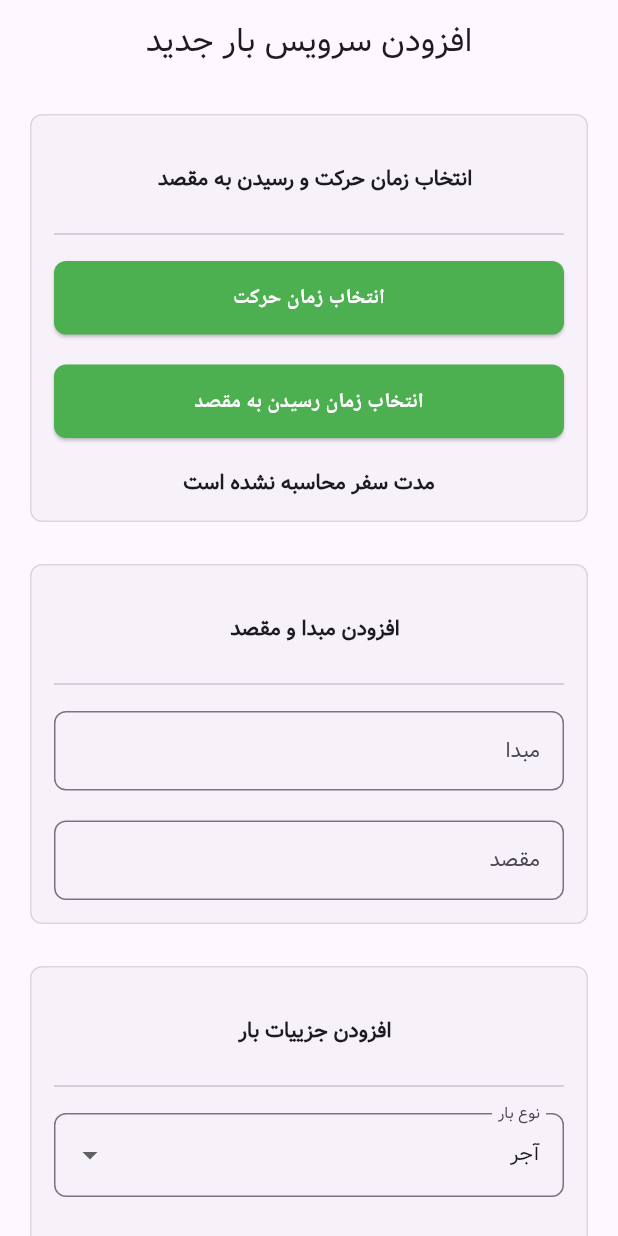
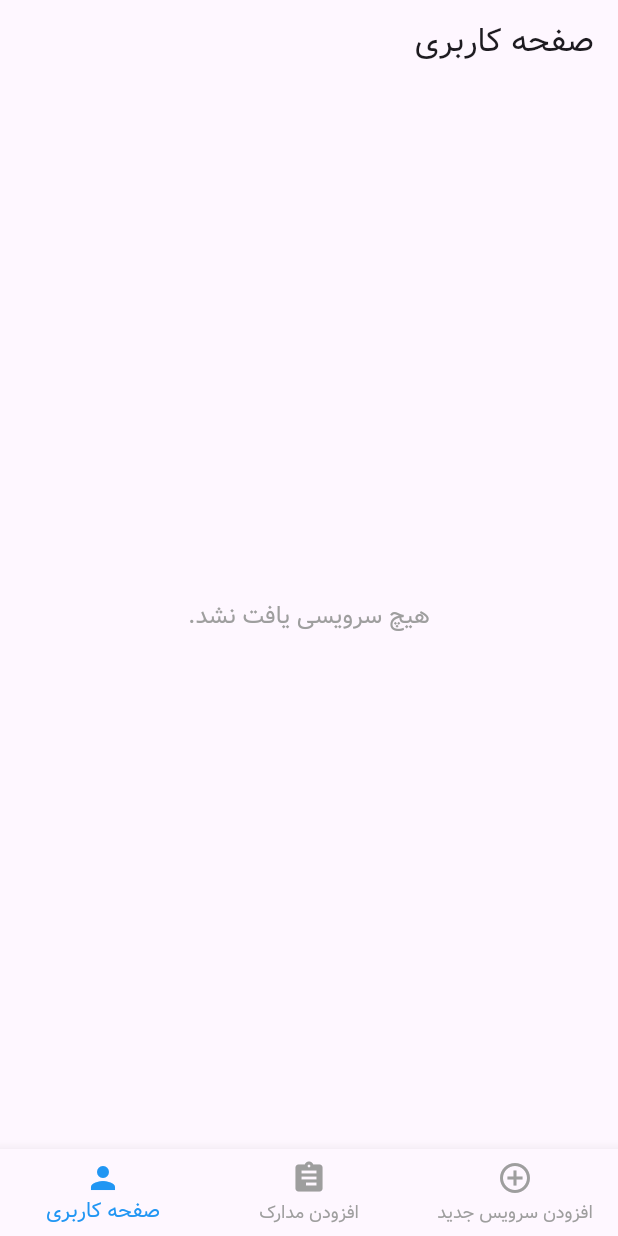
Before and after one commit to asgharkarimi/KhatoonTest, a Flutter app: the screen it shows after launch, on a phone screen of 412 x 824 dp. Run offline on Flutter 3.47's test engine with Material 3 defaults, Android fonts, the phone set to English and light mode, and no system bars; our stand-ins replace hive, hive_flutter; missing offline and left inert: persian_datetime_picker; accounts and stored records are empty.

Commit message:
add bottomnavigation and userprofile screen commit

```diff
--- /dev/null
+++ b/lib/UserProfilePage.dart
@@ -0,0 +1,145 @@
+import 'package:flutter/material.dart';
+import 'package:hive/hive.dart';
+import 'package:test_app/service_model.dart';
+import 'package:hive_flutter/hive_flutter.dart';
+
+class UserProfilePage extends StatefulWidget {
+  @override
+  _UserProfilePageState createState() => _UserProfilePageState();
+}
+
+class _UserProfilePageState extends State<UserProfilePage> {
+  List<ServiceModel> _services = []; // لیست سرویس‌ها
+
+  @override
+  void initState() {
+    super.initState();
+    _loadServices(); // بارگذاری سرویس‌ها از Hive
+  }
+
+  void _loadServices() {
+    final serviceBox = Hive.box<ServiceModel>('serviceBox');
+    setState(() {
+      _services = serviceBox.values.toList(); // تبدیل داده‌ها به لیست
+    });
+  }
+
+  void _deleteService(ServiceModel service) {
+    final serviceBox = Hive.box<ServiceModel>('serviceBox');
+
+    // پیدا کردن key مربوط به service
+    final key = serviceBox.keyAt(serviceBox.values.toList().indexOf(service));
+
+    // حذف سرویس از Hive
+    serviceBox.delete(key);
+
+    // بارگذاری مجدد لیست سرویس‌ها
+    _loadServices();
+  }
+
+  @override
+  Widget build(BuildContext context) {
+    return Scaffold(
+      appBar: AppBar(
+        title: Text('صفحه کاربری'),
+      ),
+      body: _buildBody(),
+    );
+  }
+
+  Widget _buildBody() {
+    if (_services.isEmpty) {
+      return Center(
+        child: Text(
+          'هیچ سرویسی یافت نشد.',
+          style: TextStyle(fontSize: 16, color: Colors.grey),
+        ),
+      );
+    }
+
+    return ListView.builder(
+      itemCount: _services.length,
+      itemBuilder: (context, index) {
+        final service = _services[index];
+        return _buildServiceCard(service);
+      },
+    );
+  }
+
+  Widget _buildServiceCard(ServiceModel service) {
+    return Card(
+      margin: EdgeInsets.all(8),
+      elevation: 4, // سایه برای کارت
+      shape: RoundedRectangleBorder(
+        borderRadius: BorderRadius.circular(12), // گوشه‌های گرد
+      ),
+      child: Padding(
+        padding: EdgeInsets.all(16),
+        child: Column(
+          crossAxisAlignment: CrossAxisAlignment.start,
+          children: [
+            // عنوان سرویس
+            Text(
+              'سرویس باربری',
+              style: TextStyle(
+                fontSize: 18,
+                fontWeight: FontWeight.bold,
+                color: Colors.blue,
+              ),
+            ),
+            SizedBox(height: 8),
+            // جزئیات سرویس
+            ListTile(
+              leading: Icon(Icons.location_on, color: Colors.green),
+              // آیکون مبدا
+              title: Text('مبدا'),
+              subtitle: Text(service.origin),
+            ),
+            ListTile(
+              leading: Icon(Icons.location_off, color: Colors.red),
+              // آیکون مقصد
+              title: Text('مقصد'),
+              subtitle: Text(service.destination),
+            ),
+            ListTile(
+              leading: Icon(Icons.local_shipping, color: Colors.orange),
+              // آیکون نوع بار
+              title: Text('نوع بار'),
+              subtitle: Text(service.cargoType),
+            ),
+            ListTile(
+              leading: Icon(Icons.monetization_on, color: Colors.purple),
+              // آیکون هزینه
+              title: Text('هزینه حمل'),
+              subtitle: Text('${service.shippingCost} تومان'),
+            ),
+            ListTile(
+              leading: Icon(Icons.access_time, color: Colors.teal),
+              // آیکون زمان
+              title: Text('زمان حرکت'),
+              subtitle:
+                  Text('${service.selectedDate1} - ${service.selectedTime1}'),
+            ),
+            ListTile(
+              leading: Icon(Icons.access_time, color: Colors.teal),
+              // آیکون زمان
+              title: Text('زمان رسیدن'),
+              subtitle:
+                  Text('${service.selectedDate2} - ${service.selectedTime2}'),
+            ),
+            // دکمه حذف
+            Align(
+              alignment: Alignment.centerRight,
+              child: IconButton(
+                icon: Icon(Icons.delete, color: Colors.red),
+                onPressed: () {
+                  _deleteService(service);
+                },
+              ),
+            ),
+          ],
+        ),
+      ),
+    );
+  }
+}
--- /dev/null
+++ b/lib/app_documents.dart
@@ -0,0 +1,15 @@
+import 'package:flutter/material.dart';
+
+class AddDocumentsPage extends StatelessWidget {
+  @override
+  Widget build(BuildContext context) {
+    return Scaffold(
+      appBar: AppBar(
+        title: Text('افزودن مدارک'),
+      ),
+      body: Center(
+        child: Text('صفحه افزودن مدارک'),
+      ),
+    );
+  }
+}
--- a/lib/main.dart
+++ b/lib/main.dart
@@ -2,6 +2,9 @@ import 'package:flutter/material.dart';
 import 'package:flutter/services.dart';
 import 'package:hive_flutter/hive_flutter.dart';
 import 'package:persian_datetime_picker/persian_datetime_picker.dart';
+import 'package:test_app/app_documents.dart';
+import 'package:test_app/service_model.dart';
+import 'UserProfilePage.dart';
 import 'appbuttons_style.dart';
 import 'cargo_type_model.dart';
 import 'package:flutter_localizations/flutter_localizations.dart';
@@ -14,7 +17,11 @@ void main() async {
   WidgetsFlutterBinding.ensureInitialized();
   await Hive.initFlutter();
   Hive.registerAdapter(CargoTypeModelAdapter());
+  Hive.registerAdapter(
+      ServiceModelAdapter()); // ثبت TypeAdapter برای ServiceModel
   await Hive.openBox<CargoTypeModel>('cargoTypesBox');
+  await Hive.openBox<ServiceModel>(
+      'serviceBox'); // ایجاد Box برای ذخیره سرویس‌ها
   runApp(MyApp());
 }
 
@@ -46,7 +53,62 @@ class MyApp extends StatelessWidget {
         ),
         cardTheme: AppCardStyle.cardTheme,
       ),
-      home: DateTimePicker(), // Start with the login page
+      home: MainScreen(), // تغییر به صفحه اصلی با BottomNavigationBar
+    );
+  }
+}
+
+class MainScreen extends StatefulWidget {
+  const MainScreen({super.key});
+
+  @override
+  State<MainScreen> createState() => _MainScreenState();
+}
+
+class _MainScreenState extends State<MainScreen> {
+  int _selectedIndex = 2; // ایندکس صفحه کاربری (صفحه پیش‌فرض)
+
+  // لیست صفحات
+  final List<Widget> _pages = [
+    DateTimePicker(), // صفحه افزودن سرویس جدید
+    AddDocumentsPage(), // صفحه افزودن مدارک
+    UserProfilePage(), // صفحه کاربری
+  ];
+
+  // تغییر صفحه هنگام کلیک روی آیتم‌های BottomNavigationBar
+  void _onItemTapped(int index) {
+    setState(() {
+      _selectedIndex = index;
+    });
+  }
+
+  @override
+  Widget build(BuildContext context) {
+    return Scaffold(
+      body: _pages[_selectedIndex], // نمایش صفحه فعلی
+      bottomNavigationBar: BottomNavigationBar(
+        currentIndex: _selectedIndex,
+        // ایندکس صفحه فعلی
+        onTap: _onItemTapped,
+        // تغییر صفحه هنگام کلیک
+        items: const [
+          BottomNavigationBarItem(
+            icon: Icon(Icons.add_circle_outline),
+            label: 'افزودن سرویس جدید',
+          ),
+          BottomNavigationBarItem(
+            icon: Icon(Icons.assignment),
+            label: 'افزودن مدارک',
+          ),
+          BottomNavigationBarItem(
+            icon: Icon(Icons.person),
+            label: 'صفحه کاربری',
+          ),
+        ],
+        selectedItemColor: Colors.blue,
+        // رنگ آیتم انتخاب شده
+        unselectedItemColor: Colors.grey, // رنگ آیتم‌های غیرفعال
+      ),
     );
   }
 }
@@ -320,6 +382,48 @@ class _DateTimePickerState extends State<DateTimePicker> {
     setState(() {
       _driverSalary = _numberFormatEnglish.format(calculatedSalary.round());
     });
+  }
+
+  void _saveToDatabase() {
+    // ایجاد شیء ServiceModel با داده‌های وارد شده
+    final serviceData = ServiceModel(
+      origin: _origin,
+      destination: _destination,
+      cargoType: _selectedCargo,
+      cargoWeight: _cargoWeight,
+      shippingCost: _finalShippingCost,
+      totalCost: _totalCost,
+      receiverName: _receiverName,
+      receiverPhone: _receiverPhone,
+      driverSalary: _driverSalary,
+      tollCost: _tollCost,
+      fuelCost: _fuelCost,
+      disinfectionCost: _disinfectionCost,
+      billCost: _billCost,
+      highwayTollCost: _highwayTollCost,
+      loadingTipCost: _loadingTipCost,
+      unloadingTipCost: _unloadingTipCost,
+      loadingScaleCost: _loadingScaleCost,
+      unloadingScaleCost: _unloadingScaleCost,
+      otherCost: _otherCost,
+      tripDuration: _tripDuration,
+      selectedDate1: _selectedDate1?.formatFullDate() ?? '',
+      selectedTime1: _selectedTime1?.format(context) ?? '',
+      selectedDate2: _selectedDate2?.formatFullDate() ?? '',
+      selectedTime2: _selectedTime2?.format(context) ?? '',
+    );
+
+    // ذخیره در Hive
+    final serviceBox = Hive.box<ServiceModel>('serviceBox');
+    serviceBox.add(serviceData);
+
+    // نمایش پیام موفقیت
+    ScaffoldMessenger.of(context).showSnackBar(
+      const SnackBar(
+        content: Text('داده‌ها با موفقیت ذخیره شدند.'),
+        backgroundColor: Colors.green,
+      ),
+    );
   }
 
   @override
@@ -928,6 +1032,18 @@ class _DateTimePickerState extends State<DateTimePicker> {
                   ),
                 ),
               ),
+              const SizedBox(height: 20), // فاصله از ویجت قبلی
+              Padding(
+                padding: EdgeInsets.all(16),
+                child: SizedBox(
+                  width: double.infinity, // عرض کامل
+                  child: ElevatedButton(
+                    onPressed: _saveToDatabase, // تابع ذخیره در پایگاه داده
+                    style: AppButtonStyle.primaryButtonStyle, // استایل دکمه
+                    child: const Text('ذخیره در پایگاه داده'),
+                  ),
+                ),
+              ),
             ],
           ),
         ),
--- /dev/null
+++ b/lib/service_model.dart
@@ -0,0 +1,105 @@
+import 'package:hive/hive.dart';
+
+part 'service_model.g.dart'; // فایل تولید شده توسط Hive
+
+@HiveType(typeId: 1) // نوع ID برای مدل
+class ServiceModel {
+  @HiveField(0)
+  final String origin;
+
+  @HiveField(1)
+  final String destination;
+
+  @HiveField(2)
+  final String cargoType;
+
+  @HiveField(3)
+  final String cargoWeight;
+
+  @HiveField(4)
+  final String shippingCost;
+
+  @HiveField(5)
+  final String totalCost;
+
+  @HiveField(6)
+  final String receiverName;
+
+  @HiveField(7)
+  final String receiverPhone;
+
+  @HiveField(8)
+  final String driverSalary;
+
+  @HiveField(9)
+  final String tollCost;
+
+  @HiveField(10)
+  final String fuelCost;
+
+  @HiveField(11)
+  final String disinfectionCost;
+
+  @HiveField(12)
+  final String billCost;
+
+  @HiveField(13)
+  final String highwayTollCost;
+
+  @HiveField(14)
+  final String loadingTipCost;
+
+  @HiveField(15)
+  final String unloadingTipCost;
+
+  @HiveField(16)
+  final String loadingScaleCost;
+
+  @HiveField(17)
+  final String unloadingScaleCost;
+
+  @HiveField(18)
+  final String otherCost;
+
+  @HiveField(19)
+  final String tripDuration;
+
+  @HiveField(20)
+  final String selectedDate1;
+
+  @HiveField(21)
+  final String selectedTime1;
+
+  @HiveField(22)
+  final String selectedDate2;
+
+  @HiveField(23)
+  final String selectedTime2;
+
+  ServiceModel({
+    required this.origin,
+    required this.destination,
+    required this.cargoType,
+    required this.cargoWeight,
+    required this.shippingCost,
+    required this.totalCost,
+    required this.receiverName,
+    required this.receiverPhone,
+    required this.driverSalary,
+    required this.tollCost,
+    required this.fuelCost,
+    required this.disinfectionCost,
+    required this.billCost,
+    required this.highwayTollCost,
+    required this.loadingTipCost,
+    required this.unloadingTipCost,
+    required this.loadingScaleCost,
+    required this.unloadingScaleCost,
+    required this.otherCost,
+    required this.tripDuration,
+    required this.selectedDate1,
+    required this.selectedTime1,
+    required this.selectedDate2,
+    required this.selectedTime2,
+  });
+}
```
Also changed, not shown: lib/service_model.g.dart (added).
